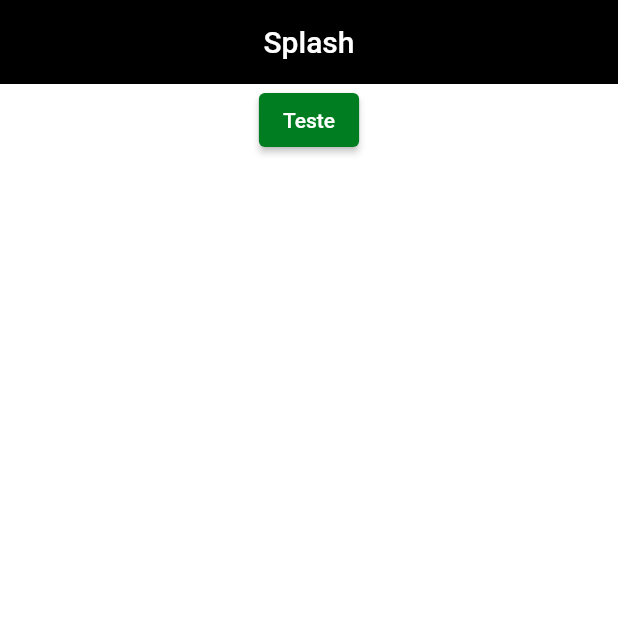
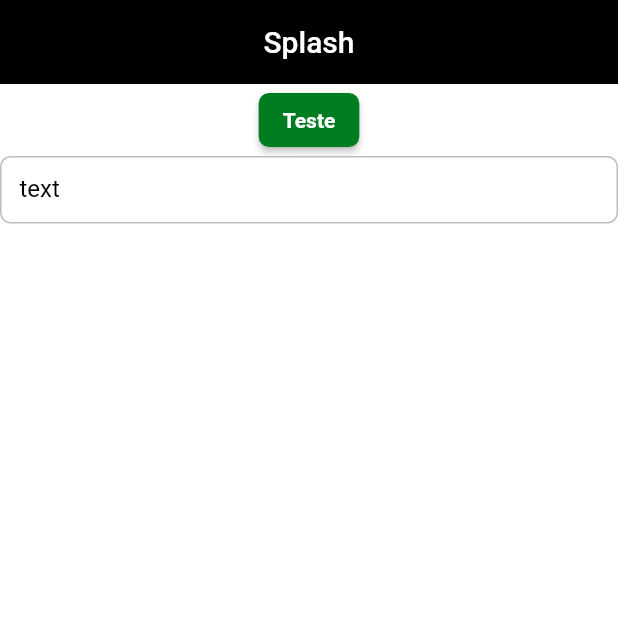
Before and after one commit to muriloamancio00/dw9_delivery, a Flutter app: the screen it shows after launch, on a phone screen of 412 x 824 dp, the top half of it. Run offline on Flutter 3.47's test engine with Material 2 defaults, Android fonts, the phone set to English and light mode, and no system bars; Roboto replaces fonts that are missing (mplus1).

Commit message:
theme_config

```diff
--- /dev/null
+++ b/dw9_delivery_app/lib/App/core/ui/styles/app_styles.dart
@@ -0,0 +1,27 @@
+import 'package:dw9_delivery_app/App/core/ui/styles/text_styles.dart';
+import 'package:flutter/material.dart';
+
+import 'colors_app.dart';
+
+class AppStyles {
+  static AppStyles? _instance;
+
+  AppStyles._();
+  static AppStyles get i{
+    _instance??=  AppStyles._();
+    return _instance!;
+   }
+
+  ButtonStyle get primaryButton => ElevatedButton.styleFrom(
+    shape: RoundedRectangleBorder(
+      borderRadius: BorderRadius.circular(7)
+    ),
+    backgroundColor: ColorsApp.i.primary,
+    textStyle: TextStyles.i.texButtonLabel,
+  );
+
+}
+
+extension AppStylesExtensions on BuildContext {
+  AppStyles get appStyles => AppStyles.i;
+}
--- /dev/null
+++ b/dw9_delivery_app/lib/App/core/ui/styles/text_styles.dart
@@ -0,0 +1,47 @@
+import 'package:flutter/material.dart';
+
+class TextStyles {
+  static TextStyles? _instance;
+
+  TextStyles._();
+  static TextStyles get i{
+    _instance??=  TextStyles._();
+    return _instance!;
+   }
+
+  //definir fonte padrao
+  String get font => 'mplus1';
+
+  TextStyle get textLight => TextStyle(
+    fontWeight: FontWeight.w300, fontFamily: font
+  );
+
+  TextStyle get textRegular => TextStyle(
+    fontWeight: FontWeight.normal, fontFamily: font
+  );
+
+  TextStyle get textMedium => TextStyle(
+    fontWeight: FontWeight.w500, fontFamily: font
+  );
+
+  TextStyle get textSemiBold => TextStyle(
+    fontWeight: FontWeight.w600, fontFamily: font
+  );
+
+  TextStyle get textBold => TextStyle(
+    fontWeight: FontWeight.bold, fontFamily: font
+  );
+
+  TextStyle get textExtraBold => TextStyle(
+    fontWeight: FontWeight.w800, fontFamily: font
+  );
+
+  TextStyle get texButtonLabel => textBold.copyWith(
+    fontSize: 14
+  );
+
+}
+
+extension TextStylesExtensions on BuildContext {
+  TextStyles get textStyles => TextStyles.i;
+}
--- /dev/null
+++ b/dw9_delivery_app/lib/App/core/ui/styles/theme/theme_config.dart
@@ -0,0 +1,45 @@
+
+import 'package:flutter/material.dart';
+
+import '../app_styles.dart';
+import '../colors_app.dart';
+import '../text_styles.dart';
+
+class ThemeConfig {
+  ThemeConfig._();
+
+  static final _defaltInputBorder =OutlineInputBorder(
+    borderRadius: BorderRadius.circular(7),
+    borderSide: BorderSide(color: Colors.grey[400]!)
+  );
+
+  static final theme = ThemeData(
+          scaffoldBackgroundColor: Colors.white,
+          appBarTheme: const AppBarTheme(
+            backgroundColor: Colors.black,
+            elevation: 0,
+            centerTitle: true,
+            iconTheme: IconThemeData(color: Colors.black),),
+          primaryColor: ColorsApp.i.primary,
+          colorScheme: ColorScheme.fromSeed(
+            seedColor: ColorsApp.i.primary,
+            primary: ColorsApp.i.primary,
+            secondary: ColorsApp.i.secundary,
+            ),
+            elevatedButtonTheme: ElevatedButtonThemeData(
+              style: AppStyles.i.primaryButton,
+            ),
+            inputDecorationTheme: InputDecorationTheme(
+              fillColor: Colors.white,
+              filled: true,
+              isDense: true,
+              contentPadding: const EdgeInsets.all(13),
+              border: _defaltInputBorder,
+              enabledBorder: _defaltInputBorder,
+              focusedBorder: _defaltInputBorder,
+              labelStyle: TextStyles.i.textRegular.copyWith(color: Colors.black),
+              errorStyle: TextStyles.i.textRegular.copyWith(color: Colors.red),
+            ),
+        );
+
+}
--- a/dw9_delivery_app/lib/App/dw9_delivery_app.dart
+++ b/dw9_delivery_app/lib/App/dw9_delivery_app.dart
@@ -1,5 +1,7 @@
 import 'package:dw9_delivery_app/App/pages/splash/splash_page.dart';
 import 'package:flutter/material.dart';
+
+import 'core/ui/styles/theme/theme_config.dart';
 
 class Dw9DeliveryApp extends StatelessWidget {
 
@@ -9,6 +11,7 @@ class Dw9DeliveryApp extends StatelessWidget {
    Widget build(BuildContext context) {
        return MaterialApp(
         title: 'Delivery App',
+        theme: ThemeConfig.theme,
         routes: {
           '/': (context) => SplashPage(),
         },
--- a/dw9_delivery_app/lib/App/pages/splash/splash_page.dart
+++ b/dw9_delivery_app/lib/App/pages/splash/splash_page.dart
@@ -1,5 +1,7 @@
 import 'package:dw9_delivery_app/App/core/ui/styles/colors_app.dart';
 import 'package:flutter/material.dart';
+
+import '../../core/ui/styles/app_styles.dart';
 
 class SplashPage extends StatelessWidget {
 
@@ -10,30 +12,17 @@ class SplashPage extends StatelessWidget {
 
     context.colors.primary;
 
-       return Theme(
-        data: ThemeData(
-          scaffoldBackgroundColor: Colors.white,
-          appBarTheme: AppBarTheme(
-            backgroundColor: Colors.black,
-            elevation: 0,
-            centerTitle: true,
-            iconTheme: IconThemeData(color: Colors.black)
-          ),
-          primaryColor: ColorsApp.i.primary,
-          colorScheme: ColorScheme.fromSeed(
-            seedColor: ColorsApp.i.primary,
-            primary: ColorsApp.i.primary,
-            secondary: ColorsApp.i.secundary),
-        ),
-        child: Scaffold(
+       return Scaffold(
           appBar: AppBar(title: const Text('Splash'),
           ),
           body: Column(
             children: [
               Container(),
-               ElevatedButton(onPressed: (){}, child: Text('Teste'))
+              ElevatedButton(onPressed: (){}, child: Text('Teste')),
+              TextFormField(
+                decoration: InputDecoration(labelText: 'text'),
+              )
             ],
-           ),
           ),
        );
   }
```
Lines whose indentation alone changed are shown as unchanged.
